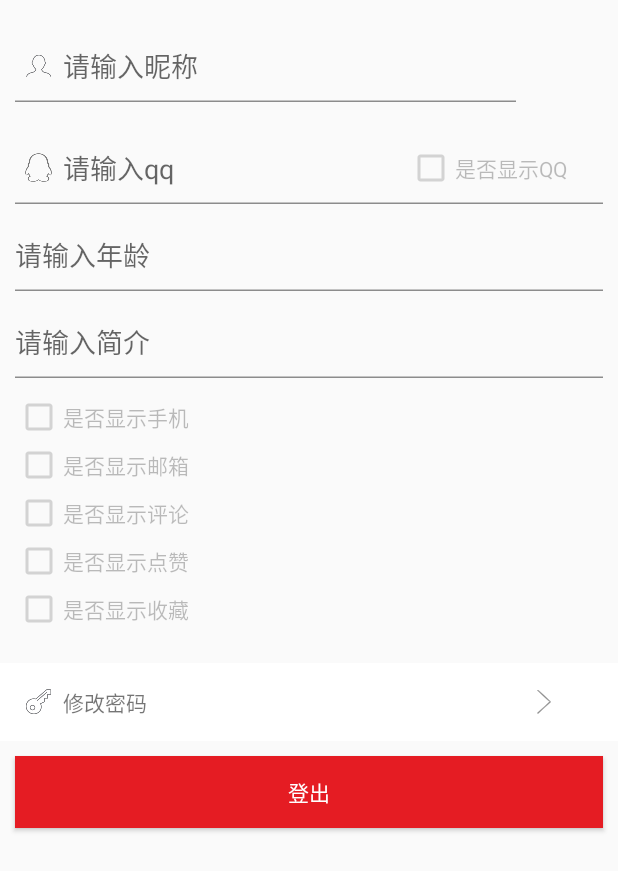
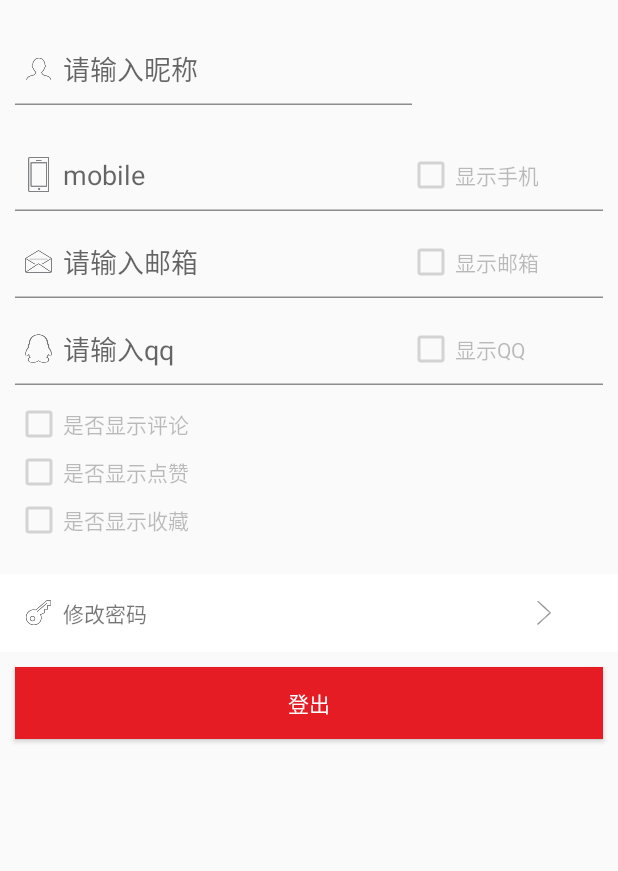
Before and after one commit to fengxiang1990/zlapp, an Android app: the layout activity_user_info.xml on its own in the app's theme, with its tools: preview values and no code run, on a phone screen of 412 x 824 dp. Shown: the top 871 px of the screen. Run offline under Robolectric (Android 15) with nearby library versions, the light colour scheme and no system bars; plain views replace SimpleDraweeView.

Commit message:
圆角头像

```diff
--- a/app/src/main/java/com.zl.app/activity/user/UserInfoActivity.java
+++ b/app/src/main/java/com.zl.app/activity/user/UserInfoActivity.java
@@ -55,8 +55,8 @@ public class UserInfoActivity extends BaseActivityWithToolBar {
     @ViewById(R.id.camera_layout)
     LinearLayout camera_layout;
 
-    @ViewById(R.id.imageView)
-    SimpleDraweeView imageView;
+    @ViewById(R.id.simpleDraweeView)
+    SimpleDraweeView simpleDraweeView;
 
     @ViewById(R.id.text_nickname)
     EditText textNickName;
@@ -66,6 +66,12 @@ public class UserInfoActivity extends BaseActivityWithToolBar {
 
     @ViewById(R.id.text_qq)
     EditText textQq;
+
+    @ViewById(R.id.text_mobile)
+    EditText textMobile;
+
+    @ViewById(R.id.text_email)
+    EditText textEmail;
 
     @ViewById(R.id.text_introduce)
     EditText textIntroduce;
@@ -94,6 +100,8 @@ public class UserInfoActivity extends BaseActivityWithToolBar {
     String nickName = "";
     String qq = "";
     String age = "";
+    String mobile = "";
+    String email = "";
     String introduce = "";
     int is_mobile_show = 0;
     int is_email_show = 0;
@@ -112,8 +120,11 @@ public class UserInfoActivity extends BaseActivityWithToolBar {
         String picPath = AppConfig.getUserHeadImg(preference);
         picPath = RequestURL.SERVER + picPath;
         Log.e(tag, picPath);
-        Uri uri = Uri.parse(RequestURL.SERVER + picPath);
-        imageView.setImageURI(uri);
+        Uri uri = Uri.parse(picPath);
+        simpleDraweeView.setImageURI(uri);
+
+        mobile = preference.getString(AppConfig.TEL_PHONE, "");
+        email = preference.getString(AppConfig.MAIL, "");
         nickName = preference.getString(AppConfig.USER_NAME, "");
         age = preference.getString(AppConfig.USER_AGE, "");
         qq = preference.getString(AppConfig.USER_QQ, "");
@@ -127,6 +138,8 @@ public class UserInfoActivity extends BaseActivityWithToolBar {
         textNickName.setText(nickName);
         textAge.setText(age);
         textQq.setText(qq);
+        textMobile.setText(mobile);
+        textEmail.setText(email);
         textIntroduce.setText(introduce);
         check_mobile_show.setChecked(is_mobile_show == 1 ? true : false);
         check_email_show.setChecked(is_email_show == 1 ? true : false);
@@ -182,10 +195,9 @@ public class UserInfoActivity extends BaseActivityWithToolBar {
 
     }
 
-    @Click(R.id.imageView)
+    @Click(R.id.simpleDraweeView)
     void showImageSelection() {
         ViewUtil.show(camera_layout);
-
     }
 
 
@@ -241,7 +253,7 @@ public class UserInfoActivity extends BaseActivityWithToolBar {
                 Bitmap photo = extras.getParcelable("data");
                 ByteArrayOutputStream stream = new ByteArrayOutputStream();
                 photo.compress(Bitmap.CompressFormat.JPEG, 60, stream);// (0-100)压缩文件
-                imageView.setImageBitmap(photo);
+                simpleDraweeView.setImageBitmap(photo);
                 try {
                     String base64Str = Base64.encodeToString(stream.toByteArray(), Base64.DEFAULT);
                     userService.uploadUserHeadImg(AppConfig.getUid(preference), base64Str, new DefaultResponseListener<BaseResponse>() {
--- a/app/src/main/java/com.zl.app/util/AppConfig.java
+++ b/app/src/main/java/com.zl.app/util/AppConfig.java
@@ -81,6 +81,7 @@ public class AppConfig {
         editor.putString(USER_AGE, String.valueOf(user.getAge()));
         editor.putString(USER_QQ, user.getQq());
         editor.putString(USER_INTRODUCE, user.getIntroduce());
+        editor.putString(MAIL, user.getEmail());
         editor.putInt(IS_MOBILE_SHOW, user.getMobileshow());
         editor.putInt(IS_EMAIL_SHOW, user.getEmailshow());
         editor.putInt(IS_QQ_SHOW, user.getQqshow());
--- a/app/src/main/res/layout/activity_user_info.xml
+++ b/app/src/main/res/layout/activity_user_info.xml
@@ -1,9 +1,14 @@
 <?xml version="1.0" encoding="utf-8"?>
-<RelativeLayout xmlns:android="http://schemas.android.com/apk/res/android"
+<ScrollView xmlns:android="http://schemas.android.com/apk/res/android"
     xmlns:fresco="http://schemas.android.com/apk/res-auto"
+    android:layout_width="match_parent"
+    android:layout_height="match_parent">
+
+    <RelativeLayout
         android:layout_width="match_parent"
         android:layout_height="match_parent"
         android:orientation="vertical">
+
 
         <LinearLayout
             android:layout_width="match_parent"
@@ -30,15 +35,80 @@
                     android:hint="@string/input_nickname" />
 
                 <com.facebook.drawee.view.SimpleDraweeView
-                android:id="@+id/imageView"
-                android:layout_width="60dp"
-                android:layout_height="60dp"
+                    android:id="@+id/simpleDraweeView"
+                    android:layout_width="match_parent"
+                    android:layout_height="66dp"
                     android:layout_gravity="center"
-                android:layout_margin="4dp"
-                fresco:roundedCornerRadius="50dp"
+                    android:layout_margin="3dp"
+                    android:layout_weight="2"
+                    fresco:actualImageScaleType="fitCenter"
+                    fresco:roundAsCircle="true"
                     fresco:roundingBorderColor="@color/white"
-                fresco:roundingBorderWidth="4dp" />
+                    fresco:roundingBorderWidth="2dp"
+                    fresco:viewAspectRatio="1" />
 
+            </LinearLayout>
+
+
+            <LinearLayout
+                android:layout_width="match_parent"
+                android:layout_height="wrap_content"
+                android:layout_marginLeft="@dimen/register_info_margin"
+                android:layout_marginRight="@dimen/register_info_margin"
+                android:layout_marginTop="@dimen/register_info_margin"
+                android:background="@drawable/login_input_selector"
+                android:gravity="center_vertical"
+                android:orientation="horizontal">
+
+                <EditText
+                    android:id="@+id/text_mobile"
+                    android:layout_width="match_parent"
+                    android:layout_height="wrap_content"
+                    android:layout_gravity="center_vertical"
+                    android:layout_weight="1"
+                    android:background="@null"
+                    android:drawableLeft="@mipmap/mobile"
+                    android:enabled="false"
+                    android:hint="mobile" />
+
+                <CheckBox
+                    android:id="@+id/check_mobile_show"
+                    android:layout_width="match_parent"
+                    android:layout_height="wrap_content"
+                    android:layout_weight="2"
+                    android:enabled="false"
+                    android:text="@string/check_is_show_mobile" />
+            </LinearLayout>
+
+
+            <LinearLayout
+                android:layout_width="match_parent"
+                android:layout_height="wrap_content"
+                android:layout_marginLeft="@dimen/register_info_margin"
+                android:layout_marginRight="@dimen/register_info_margin"
+                android:layout_marginTop="@dimen/register_info_margin"
+                android:background="@drawable/login_input_selector"
+                android:gravity="center_vertical"
+                android:orientation="horizontal">
+
+                <EditText
+                    android:id="@+id/text_email"
+                    android:layout_width="match_parent"
+                    android:layout_height="wrap_content"
+                    android:layout_gravity="center_vertical"
+                    android:layout_weight="1"
+                    android:background="@null"
+                    android:drawableLeft="@mipmap/email"
+                    android:enabled="false"
+                    android:hint="@string/input_email" />
+
+                <CheckBox
+                    android:id="@+id/check_email_show"
+                    android:layout_width="match_parent"
+                    android:layout_height="wrap_content"
+                    android:layout_weight="2"
+                    android:enabled="false"
+                    android:text="@string/check_is_show_email" />
             </LinearLayout>
 
 
@@ -80,7 +150,8 @@
                 android:layout_marginTop="@dimen/register_info_margin"
                 android:background="@drawable/login_input_selector"
                 android:enabled="false"
-            android:hint="@string/input_age" />
+                android:hint="@string/input_age"
+                android:visibility="gone" />
 
 
             <EditText
@@ -92,7 +163,8 @@
                 android:layout_marginTop="@dimen/register_info_margin"
                 android:background="@drawable/login_input_selector"
                 android:enabled="false"
-            android:hint="@string/input_introduce" />
+                android:hint="@string/input_introduce"
+                android:visibility="gone" />
 
             <LinearLayout
                 android:layout_width="match_parent"
@@ -101,20 +173,6 @@
                 android:paddingBottom="@dimen/register_info_margin"
                 android:paddingLeft="@dimen/register_info_margin"
                 android:paddingTop="@dimen/register_info_margin">
-
-            <CheckBox
-                android:id="@+id/check_mobile_show"
-                android:layout_width="wrap_content"
-                android:layout_height="wrap_content"
-                android:enabled="false"
-                android:text="@string/check_is_show_mobile" />
-
-            <CheckBox
-                android:id="@+id/check_email_show"
-                android:layout_width="wrap_content"
-                android:layout_height="wrap_content"
-                android:enabled="false"
-                android:text="@string/check_is_show_email" />
 
 
                 <CheckBox
@@ -210,5 +268,5 @@
                 android:layout_gravity="center_horizontal"
                 android:text="取消" />
         </LinearLayout>
-
     </RelativeLayout>
+</ScrollView>
--- a/app/src/main/res/layout/fragment_d.xml
+++ b/app/src/main/res/layout/fragment_d.xml
@@ -21,7 +21,7 @@
             android:layout_width="100dp"
             android:layout_height="100dp"
             android:layout_gravity="center"
-            fresco:roundedCornerRadius="50dp"
+            fresco:roundAsCircle="true"
             fresco:roundingBorderColor="@color/white"
             fresco:roundingBorderWidth="4dp" />
     </LinearLayout>
--- a/app/src/main/res/values/strings.xml
+++ b/app/src/main/res/values/strings.xml
@@ -52,9 +52,10 @@
     <string name="input_age">请输入年龄</string>
     <string name="input_qq">请输入qq</string>
     <string name="input_introduce">请输入简介</string>
-    <string name="check_is_show_mobile">是否显示手机</string>
-    <string name="check_is_show_email">是否显示邮箱</string>
-    <string name="check_is_show_qq">是否显示QQ</string>
+    <string name="input_email">请输入邮箱</string>
+    <string name="check_is_show_mobile">显示手机</string>
+    <string name="check_is_show_email">显示邮箱</string>
+    <string name="check_is_show_qq">显示QQ</string>
     <string name="check_is_show_pl">是否显示评论</string>
     <string name="check_is_show_dz">是否显示点赞</string>
     <string name="check_is_show_sc">是否显示收藏</string>
```
Lines whose indentation alone changed are shown as unchanged.
